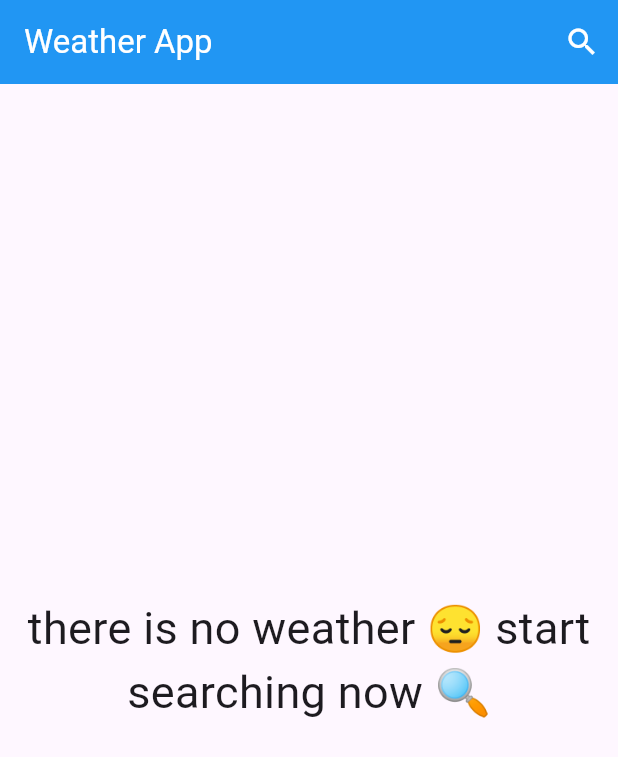
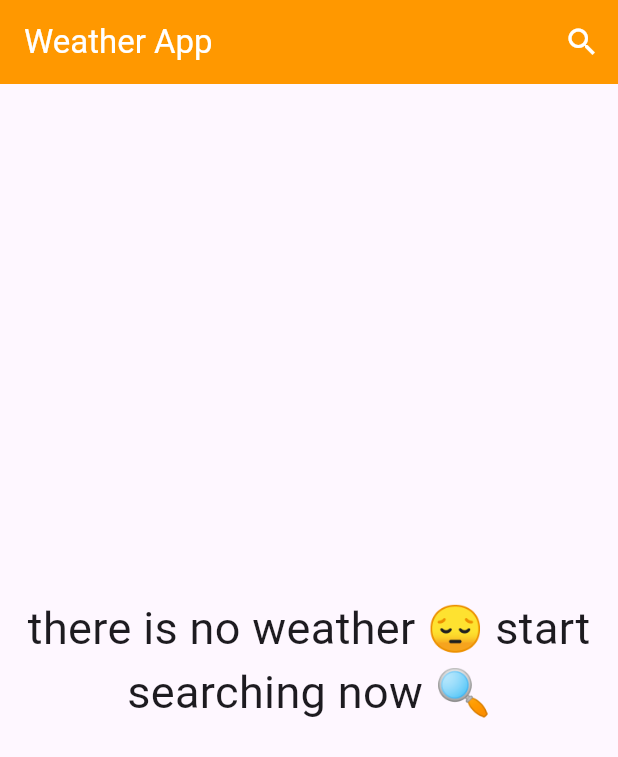
Before and after one commit to H1aitham/weather-app, a Flutter app: the screen it shows after launch, on a phone screen of 412 x 824 dp. Shown: the top 757 px of the screen. Run offline on Flutter 3.47's test engine with Material 3 defaults, Android fonts, the phone set to English and light mode, and no system bars.

Commit message:
handling exception

```diff
--- a/lib/main.dart
+++ b/lib/main.dart
@@ -4,22 +4,23 @@ import 'package:weather_app/provider/weather_provider.dart';
 import 'package:weather_app/views/home_view.dart';
 
 void main() {
-  runApp(const WeatherApp());
+  runApp(ChangeNotifierProvider(
+      create: (context) {
+        return WeatherProvider();
+      },
+      child: WeatherApp()));
 }
 
 class WeatherApp extends StatelessWidget {
-  const WeatherApp({Key? key}) : super(key: key);
-
   @override
   Widget build(BuildContext context) {
-    return ChangeNotifierProvider(
-      create: (context) {
-        return WeatherProvider();
+    return Consumer<WeatherProvider>(
+      builder: (context, weatherProvider, child) {
+        return MaterialApp(
+          debugShowCheckedModeBanner: false,
+          home: HomeView(),
+        );
       },
-      child: const MaterialApp(
-        debugShowCheckedModeBanner: false,
-        home: HomeView(),
-      ),
     );
   }
 }
--- a/lib/views/home_page.dart
+++ b/lib/views/home_page.dart
@@ -28,7 +28,7 @@ class SearchPage extends StatelessWidget {
               cityName = data;
 
               WeatherServices services = WeatherServices();
-              WeatherModel weather =
+              WeatherModel? weather =
                   await services.getWeather(cityName: cityName!);
               Provider.of<WeatherProvider>(context, listen: false).weatherData =
                   weather;
--- a/lib/views/home_view.dart
+++ b/lib/views/home_view.dart
@@ -9,7 +9,7 @@ class HomeView extends StatelessWidget {
   Widget build(BuildContext context) {
     return Scaffold(
       appBar: AppBar(
-        backgroundColor: Colors.blue,
+        backgroundColor: Colors.orange,
         title: const Text(
           'Weather App',
           style: TextStyle(color: Colors.white),
@@ -19,7 +19,7 @@ class HomeView extends StatelessWidget {
             onPressed: () {
               Navigator.push(context, MaterialPageRoute(
                 builder: (context) {
-                  return  SearchPage();
+                  return SearchPage();
                 },
               ));
             },
@@ -28,7 +28,7 @@ class HomeView extends StatelessWidget {
           )
         ],
       ),
-      body:  const NoWeatherBody(),
+      body: const NoWeatherBody(),
     );
   }
 }
```
Also changed, not shown: lib/model/weather_model.dart (+26 -1 lines), lib/services/weather_services.dart (+12 -6 lines).
